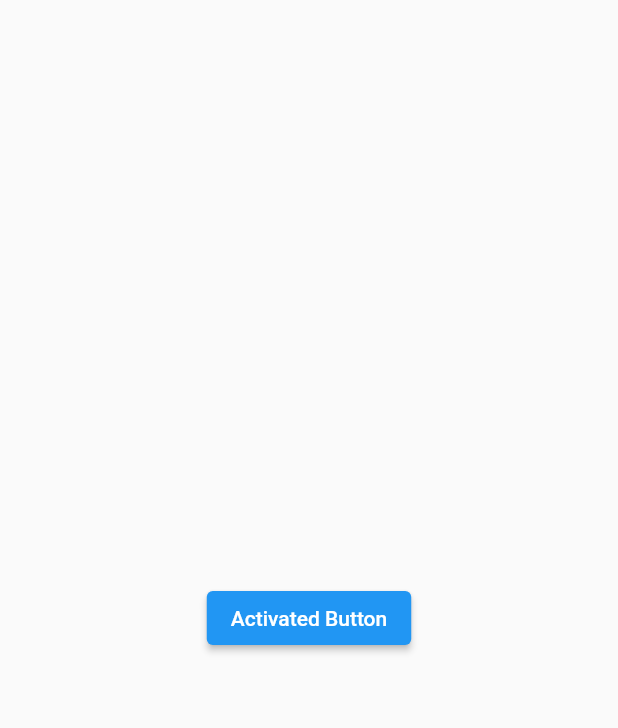
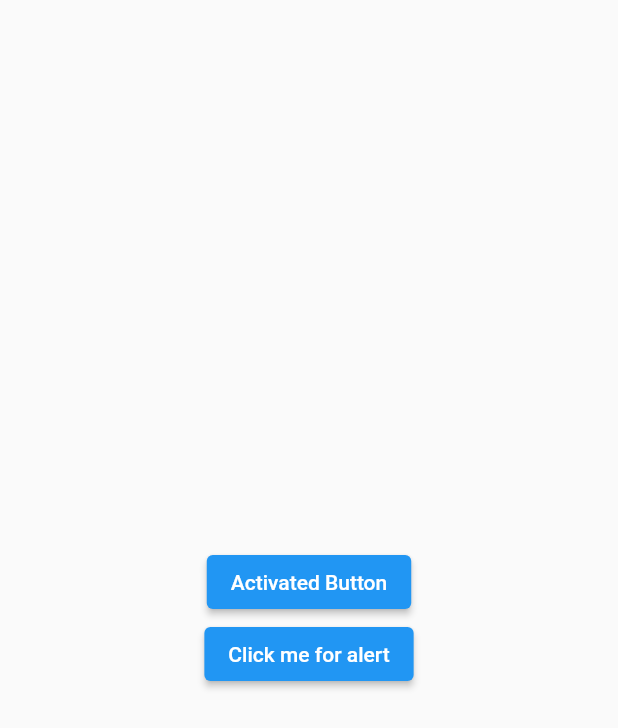
Before and after one commit to itsmasad/SnackBar_Notification, a Flutter app: the screen it shows after launch, on a phone screen of 412 x 824 dp. Shown: the top 728 px of the screen. Run offline on Flutter 3.47's test engine with Material 2 defaults, Android fonts, the phone set to English and light mode, and no system bars.

Commit message:
Alert button

```diff
--- a/lib/main.dart
+++ b/lib/main.dart
@@ -17,16 +17,46 @@ class _HomeState extends State<Home> {
     _skey.currentState.showSnackBar(new SnackBar(content: new Text('Activated Button')));
   }
 
+ void alertdialog(){
+showDialog(context: context,
+
+builder: (BuildContext){
+  return AlertDialog(
+    title: Text('Alert Box'),
+    content: Text('This is the content of Alert Box'),
+    actions: <Widget> [
+TextButton(onPressed: (){
+  Navigator.pop(context);
+},
+child: Text('Aprove')
+)
+    ],
+  );
+}
+);
+
+ }
+
   Widget build(BuildContext context) {
     return Scaffold(
       key: _skey,
       body: Center(
-          child: new ElevatedButton(
-              onPressed: () {
-                method1();
-              },
-              child: Text('Activated Button')
-              )
+          child: Column(
+            mainAxisAlignment: MainAxisAlignment.center,
+            children: [
+              new ElevatedButton(
+                  onPressed: () {
+                    method1();
+                  },
+                  child: Text('Activated Button')
+                  ),
+                  ElevatedButton(onPressed: (){alertdialog();},
+                  child: Text('Click me for alert')
+                  )
+            ],
+
+          )
+
               ),
     );
   }
```
